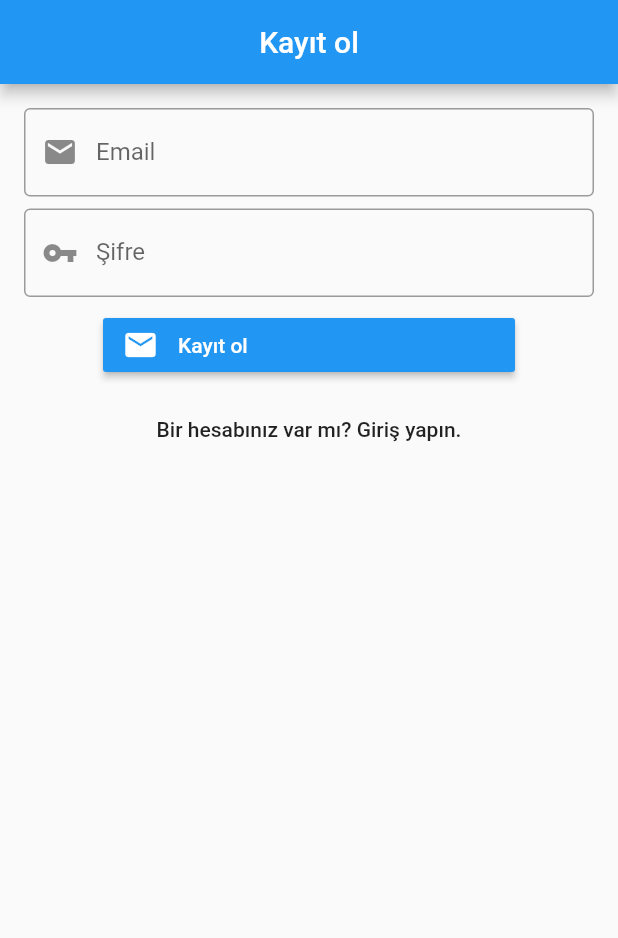
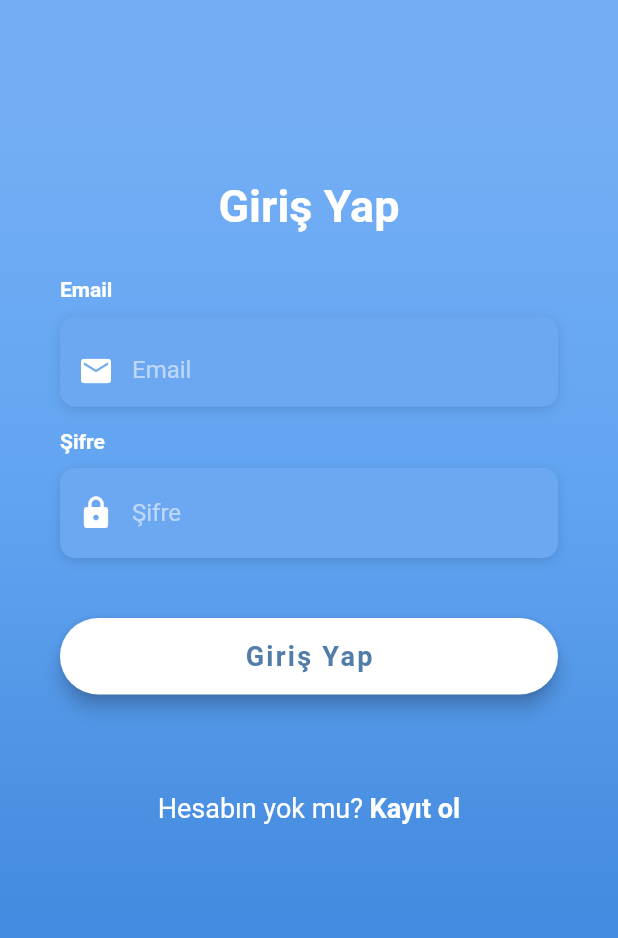
Before and after one commit to fidanci/faturasakla, a Flutter app: the screen it shows after launch, on a phone screen of 412 x 824 dp. Shown: the top 938 px of the screen. Run offline on Flutter 3.47's test engine with Material 2 defaults, Android fonts, the phone set to English and light mode, and no system bars; our stand-ins replace cloud_firestore, firebase_auth, firebase_storage, flutter_signin_button, get_it, image_picker; missing offline and left inert: achievement_view; accounts and stored records are empty; Roboto replaces fonts that are missing (OpenSans).

```diff
--- a/lib/landingpage.dart
+++ b/lib/landingpage.dart
@@ -1,6 +1,6 @@
 import 'package:faturasakla/core/Database/UserModel/user_model.dart';
 import 'package:faturasakla/ui/home/screen/homescreen.dart';
-import 'package:faturasakla/ui/signin/screen/signinscreen.dart';
+import 'package:faturasakla/ui/signin/signin.dart';
 import 'package:flutter/material.dart';
 import 'package:provider/provider.dart';
 
@@ -10,7 +10,7 @@ class LandingPage extends StatelessWidget {
     final _userModel = Provider.of<UserModel>(context);
     if (_userModel.state == ViewState.Idle) {
       if (_userModel.user == null) {
-        return SignInScreen();
+        return SignIn();
       } else {
         return HomePage();
       }
--- /dev/null
+++ b/lib/ui/signin/signin.dart
@@ -0,0 +1,269 @@
+import 'package:faturasakla/core/Database/UserModel/user_model.dart';
+import 'package:faturasakla/core/Model/User.dart';
+import 'package:faturasakla/core/error.dart';
+import 'package:faturasakla/ui/widget/platform_duyarli_alert_dialog.dart';
+import 'package:flutter/material.dart';
+import 'package:faturasakla/ui/utilities/constants.dart';
+import 'package:flutter/services.dart';
+import 'package:faturasakla/ui/signin/register.dart';
+import 'package:provider/provider.dart';
+
+class SignIn extends StatefulWidget {
+  final Function toggleView;
+  SignIn({this.toggleView});
+
+  @override
+  _SignInState createState() => _SignInState();
+}
+
+class _SignInState extends State<SignIn> {
+  final _formKey = GlobalKey<FormState>();
+  String email, password, error;
+
+  bool loading = false;
+
+  Widget _emailTF() {
+    return Column(
+      crossAxisAlignment: CrossAxisAlignment.start,
+      children: <Widget>[
+        Text(
+          'Email',
+          style: kLabelStyle,
+        ),
+        SizedBox(height: 10.0),
+        Container(
+          alignment: Alignment.bottomLeft,
+          decoration: kBoxDecorationStyle,
+          height: 60.0,
+          child: TextFormField(
+            validator: (val) =>
+                val.isEmpty ? 'Lütfen Email alanını doldurunuz!!' : null,
+            onChanged: (val) {
+              setState(() => email = val);
+            },
+            keyboardType: TextInputType.emailAddress,
+            style: TextStyle(color: Colors.white, fontFamily: 'OpenSans'),
+            decoration: InputDecoration(
+              border: InputBorder.none,
+              contentPadding: EdgeInsets.only(top: 14.0),
+              prefixIcon: Icon(
+                Icons.email,
+                color: Colors.white,
+              ),
+              hintText: 'Email',
+              hintStyle: kHintTextStyle,
+            ),
+          ),
+        ),
+      ],
+    );
+  }
+
+  Widget _passwordTF() {
+    return Column(
+      crossAxisAlignment: CrossAxisAlignment.start,
+      children: <Widget>[
+        Text(
+          'Şifre',
+          style: kLabelStyle,
+        ),
+        SizedBox(
+          height: 10.0,
+        ),
+        Container(
+          alignment: Alignment.centerLeft,
+          decoration: kBoxDecorationStyle,
+          height: 60.0,
+          child: TextFormField(
+            validator: (val) =>
+                val.length < 6 ? 'Şifre en az 6 karakter olmalı!' : null,
+            onChanged: (val) {
+              setState(() => password = val);
+            },
+            obscureText: true,
+            style: TextStyle(
+              color: Colors.white,
+              fontFamily: 'OpenSans',
+            ),
+            decoration: InputDecoration(
+              border: InputBorder.none,
+              contentPadding: EdgeInsets.only(
+                top: 14.0,
+              ),
+              prefixIcon: Icon(
+                Icons.lock,
+                color: Colors.white,
+              ),
+              hintText: 'Şifre',
+              hintStyle: kHintTextStyle,
+            ),
+          ),
+        ),
+      ],
+    );
+  }
+
+  Widget _loginBtn() {
+    return Container(
+      padding: EdgeInsets.symmetric(
+        vertical: 25.0,
+      ),
+      width: double.infinity,
+      child: RaisedButton(
+        elevation: 5.0,
+        onPressed: () => girisButton(),
+        padding: EdgeInsets.all(15.0),
+        shape: RoundedRectangleBorder(
+          borderRadius: BorderRadius.circular(30.0),
+        ),
+        color: Colors.white,
+        child: Text(
+          'Giriş Yap',
+          style: TextStyle(
+            color: Color(0xFF527DAA),
+            letterSpacing: 1.5,
+            fontSize: 18.0,
+            fontWeight: FontWeight.bold,
+            fontFamily: 'OpenSans',
+          ),
+        ),
+      ),
+    );
+  }
+
+  Widget _registerWithText() {
+    return GestureDetector(
+      onTap: () {
+        Navigator.push(
+            context, MaterialPageRoute(builder: (context) => Register()));
+      },
+      child: RichText(
+        text: TextSpan(
+          children: [
+            TextSpan(
+              text: 'Hesabın yok mu? ',
+              style: TextStyle(
+                color: Colors.white,
+                fontSize: 18.0,
+                fontWeight: FontWeight.w400,
+              ),
+            ),
+            TextSpan(
+              text: 'Kayıt ol',
+              style: TextStyle(
+                color: Colors.white,
+                fontSize: 18.0,
+                fontWeight: FontWeight.bold,
+              ),
+            ),
+          ],
+        ),
+      ),
+    );
+  }
+
+  void girisButton() async {
+    final _userModel = Provider.of<UserModel>(context, listen: false);
+    try {
+      User _signInUser =
+          await _userModel.signInWithEmailAndPasswords(email, password);
+      if (_signInUser != null) {
+        print("SignIn User ${_signInUser.uid.toString()}");
+      }
+      email = "";
+      password = "";
+    } on PlatformException catch (e) {
+      print('widget login hata yakalandı ' + e.code.toString());
+      PlatformDuyarliAlertDialog(
+        baslik: 'Oturum Açmada Hata oluştu!!',
+        icerik: Hatalar.goster(e.code),
+        anaButonYazisi: 'Tamam',
+      ).goster(context);
+      email = "";
+      password = "";
+    }
+  }
+
+  @override
+  Widget build(BuildContext context) {
+    final _userModel = Provider.of<UserModel>(context);
+
+    if (_userModel.user != null) {
+      Future.delayed(Duration(milliseconds: 10), () {
+        Navigator.of(context).pop();
+      });
+    }
+    return Scaffold(
+      body: Form(
+        key: _formKey,
+        child: AnnotatedRegion<SystemUiOverlayStyle>(
+          value: SystemUiOverlayStyle.light,
+          child: GestureDetector(
+            onTap: () => FocusScope.of(context).unfocus(),
+            child: Stack(
+              children: <Widget>[
+                Container(
+                  height: double.infinity,
+                  width: double.infinity,
+                  decoration: BoxDecoration(
+                    gradient: LinearGradient(
+                      begin: Alignment.topCenter,
+                      end: Alignment.bottomCenter,
+                      colors: [
+                        Color(0xFF73AEF5),
+                        Color(0xFF61A4F1),
+                        Color(0xFF478DE0),
+                        Color(0xFF398AE5),
+                      ],
+                      stops: [0.1, 0.4, 0.7, 0.9],
+                    ),
+                  ),
+                ),
+                Container(
+                  height: double.infinity,
+                  child: SingleChildScrollView(
+                    physics: AlwaysScrollableScrollPhysics(),
+                    padding: EdgeInsets.symmetric(
+                      horizontal: 40.0,
+                      vertical: 120.0,
+                    ),
+                    child: Column(
+                      mainAxisAlignment: MainAxisAlignment.center,
+                      children: <Widget>[
+                        Text(
+                          'Giriş Yap',
+                          style: TextStyle(
+                            color: Colors.white,
+                            fontFamily: 'OpenSans',
+                            fontSize: 30.0,
+                            fontWeight: FontWeight.bold,
+                          ),
+                        ),
+                        SizedBox(
+                          height: 30.0,
+                        ),
+                        _emailTF(),
+                        SizedBox(
+                          height: 15.0,
+                        ),
+                        _passwordTF(),
+                        SizedBox(
+                          height: 15.0,
+                        ),
+                        _loginBtn(),
+                        SizedBox(
+                          height: 40.0,
+                        ),
+                        _registerWithText(),
+                      ],
+                    ),
+                  ),
+                ),
+              ],
+            ),
+          ),
+        ),
+      ),
+    );
+  }
+}
--- /dev/null
+++ b/lib/ui/utilities/constants.dart
@@ -0,0 +1,24 @@
+import 'package:flutter/material.dart';
+
+final kHintTextStyle = TextStyle(
+  color: Colors.white54,
+  fontFamily: 'OpenSans',
+);
+
+final kLabelStyle = TextStyle(
+  color: Colors.white,
+  fontWeight: FontWeight.bold,
+  fontFamily: 'OpenSans',
+);
+
+final kBoxDecorationStyle = BoxDecoration(
+  color: Color(0xFF6CA8F1),
+  borderRadius: BorderRadius.circular(10.0),
+  boxShadow: [
+    BoxShadow(
+      color: Colors.black12,
+      blurRadius: 6.0,
+      offset: Offset(0, 2),
+    ),
+  ],
+);
--- a/pubspec.yaml
+++ b/pubspec.yaml
@@ -37,6 +37,7 @@ dependencies:
   intl: ^0.16.1
   image_picker: ^0.6.7+2
   achievement_view: ^0.2.0
+  connectivity: ^0.4.9
 
 dev_dependencies:
   flutter_test:
```
Also changed, not shown: lib/ui/AddScreen/Screen/add_screen.dart (+7 -0 lines), lib/ui/no_connection.dart (added, +14 -0 lines), lib/ui/signin/register.dart (added, +266 -0 lines), lib/connect_control.dart (added), pubspec.lock.
